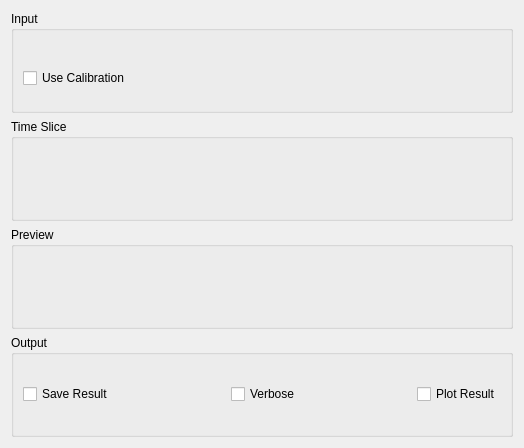
Before: the Qt Designer form Code/Mantid/MantidQt/CustomInterfaces/inc/MantidQtCustomInterfaces/Indirect/IndirectDiagnostics.ui in mantidproject/mantid, drawn with Qt 5.
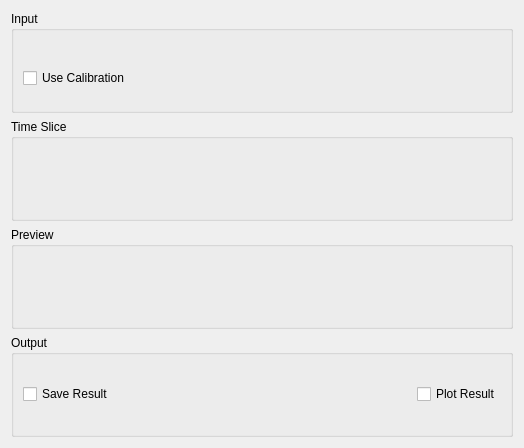
After: the same form once the commit is applied. Custom widgets are drawn as their Qt base class.

Patch:
```diff
--- a/Code/Mantid/MantidQt/CustomInterfaces/inc/MantidQtCustomInterfaces/Indirect/IndirectDiagnostics.ui
+++ b/Code/Mantid/MantidQt/CustomInterfaces/inc/MantidQtCustomInterfaces/Indirect/IndirectDiagnostics.ui
@@ -137,29 +137,6 @@
         </property>
        </widget>
       </item>
-      <item>
-       <spacer name="horizontalSpacer_0">
-        <property name="orientation">
-         <enum>Qt::Horizontal</enum>
-        </property>
-        <property name="sizeHint" stdset="0">
-         <size>
-          <width>40</width>
-          <height>20</height>
-         </size>
-        </property>
-       </spacer>
-      </item>
-      <item>
-       <widget class="QCheckBox" name="ckVerbose">
-        <property name="enabled">
-         <bool>true</bool>
-        </property>
-        <property name="text">
-         <string>Verbose</string>
-        </property>
-       </widget>
-      </item>
       <item>
        <spacer name="horizontalSpacer_1">
         <property name="orientation">
```
